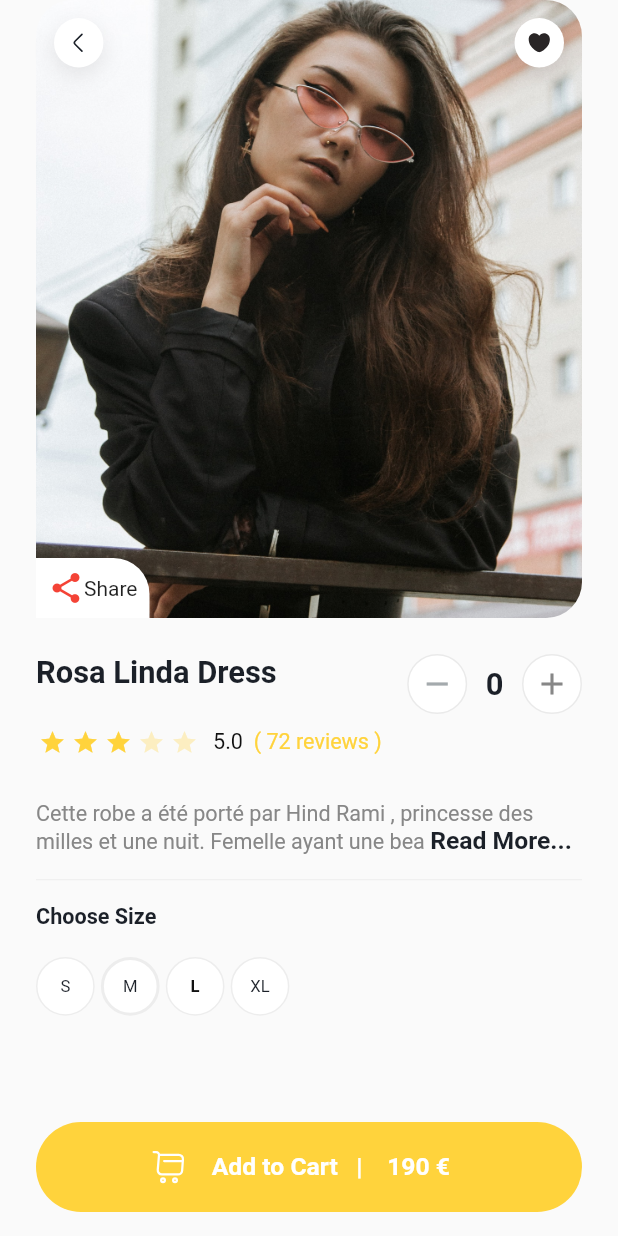
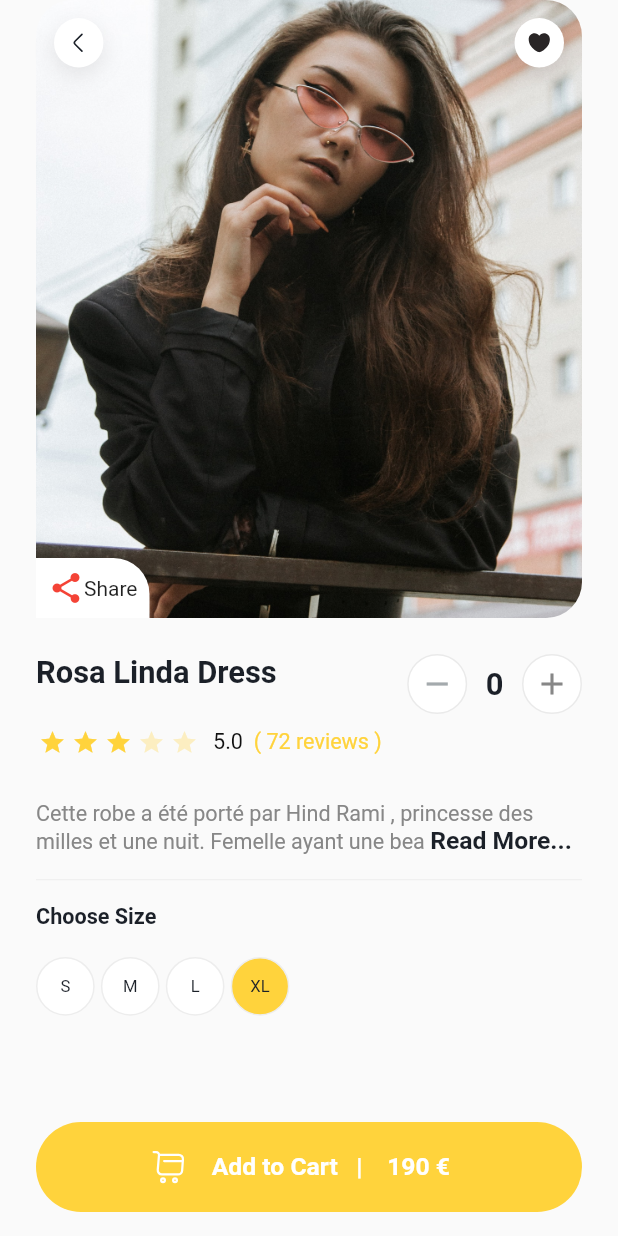
Before and after one commit to julienjaguar/MIAGED, a Flutter app: the ProductDetailPage screen opened directly, after a tap on "XL", on a phone screen of 412 x 824 dp. Run offline on Flutter 3.47's test engine with Material 2 defaults, Android fonts, the phone set to English and light mode, and no system bars; drawn by our look-alikes of flutter_rating_bar, readmore; our stand-ins replace equatable, flutter_svg, font_awesome_flutter, google_fonts; network calls fail.

Commit message:
ajout taille vetement

```diff
--- a/lib/login.dart
+++ b/lib/login.dart
@@ -1,4 +1,5 @@
 import 'package:flutter/material.dart';
+import 'package:projet_vetements_miage/product.dart';
 
 import 'home.dart';
 
--- a/lib/product.dart
+++ b/lib/product.dart
@@ -16,6 +16,12 @@ class ProductDetailPage extends StatefulWidget {
 }
 
 class _ProductDetailPageState extends State<ProductDetailPage> {
+
+
+// declaration de Is pressed pour choisir la taille
+
+List<bool> isButtonPressed = [false, false, false, false];
+
 
 final Counter _counter = Counter();
 
@@ -36,6 +42,10 @@ final Counter _counter = Counter();
 
   @override
   Widget build(BuildContext context) {
+
+
+
+
     // You have to call it on your starting screen
     SizeConfig().init(context);
 return  Scaffold(
@@ -404,90 +414,17 @@ return  Scaffold(
                       ),
                       Row(
                         children: [
-                          Container(
-                            height: SizeConfig.blockSizeHorizontal! * 9.5,
-                            width: SizeConfig.blockSizeHorizontal! * 9.5,
-                            decoration: BoxDecoration(
-                              border: Border.all(
-                                color: kLightGrey,
-                                width: 1,
-                              ),
-                              shape: BoxShape.circle,
-                              color: kWhite,
-                            ),
-                            child: Center(
-                              child: Text(
-                                'S',
-                                style: kEncodeSansRagular.copyWith(
-                                  color: kDarkBrown,
-                                  fontSize:
-                                      SizeConfig.blockSizeHorizontal! * 2.7,
-                                ),
-                              ),
-                            ),
-                          ),
-                          SizedBox(
-                            width: SizeConfig.blockSizeHorizontal! * 1,
-                          ),
-                          Container(
-                            height: SizeConfig.blockSizeHorizontal! * 9.5,
-                            width: SizeConfig.blockSizeHorizontal! * 9.5,
-                            decoration: BoxDecoration(
-                              border: Border.all(
-                                color: kLightGrey,
-                                width: 2,
-                              ),
-                              shape: BoxShape.circle,
-                              color: kWhite,
-                            ),
-                            child: Center(
-                              child: Text(
-                                'M',
-                                style: kEncodeSansRagular.copyWith(
-                                  color: kDarkBrown,
-                                  fontSize:
-                                      SizeConfig.blockSizeHorizontal! * 2.7,
-                                ),
-                              ),
-                            ),
-                          ),
-                          SizedBox(
-                            width: SizeConfig.blockSizeHorizontal! * 1,
-                          ),
 
 
-                          Container(
-                            height: SizeConfig.blockSizeHorizontal! * 9.5,
-                            width: SizeConfig.blockSizeHorizontal! * 9.5,
-                            decoration: BoxDecoration(
-                              border: Border.all(
-                                color: kLightGrey,
-                                width: 1,
-                              ),
-                              shape: BoxShape.circle,
-                              color: kWhite,
-                            ),
-                            child: Center(
-                              child: Text(
-                                'L',
-                                style: kEncodeSansBold.copyWith(
-                                  color: kBlack,
-                                  fontSize:
-                                      SizeConfig.blockSizeHorizontal! * 2.7,
-                                ),
-                              ),
-                            ),
-                          ),
 
-                          SizedBox(
-                            width: SizeConfig.blockSizeHorizontal! * 1,
-                          ),
+                                          // S
+
 
 
                       GestureDetector(
                         onTap: () {
                           setState(() {
-
+      isButtonPressed[0] = !isButtonPressed[0];
                           });
                         },
                         child: Container(
@@ -499,20 +436,152 @@ return  Scaffold(
                               width: 1,
                             ),
                             shape: BoxShape.circle,
-                                color: kWhite,
+
+                            color: isButtonPressed[0] ? kYellow : kWhite,
+                          ),
+                          child: Center(
+                            child: Text(
+                              'S',
+                              style: kEncodeSansRagular.copyWith(
+                                color: kDarkBrown,
+                                fontSize: SizeConfig.blockSizeHorizontal! * 2.7,
+                              ),
+                            ),
+                          ),
+                        ),
+                      ),
+
+
+
+
+
+
+                          SizedBox(
+                            width: SizeConfig.blockSizeHorizontal! * 1,
+                          ),
+
+
+
+
+                                      // M
+
+
+                         GestureDetector(
+                        onTap: () {
+                          setState(() {
+      isButtonPressed[1] = !isButtonPressed[1];
+                          });
+                        },
+                        child: Container(
+                          height: SizeConfig.blockSizeHorizontal! * 9.5,
+                          width: SizeConfig.blockSizeHorizontal! * 9.5,
+                          decoration: BoxDecoration(
+                            border: Border.all(
+                              color: kLightGrey,
+                              width: 1,
+                            ),
+                            shape: BoxShape.circle,
+
+                            color: isButtonPressed[1] ? kYellow : kWhite,
+                          ),
+                          child: Center(
+                            child: Text(
+                              'M',
+                              style: kEncodeSansRagular.copyWith(
+                                color: kDarkBrown,
+                                fontSize: SizeConfig.blockSizeHorizontal! * 2.7,
+                              ),
+                            ),
+                          ),
+                        ),
+                      ),
+
+
+
+
+                          SizedBox(
+                            width: SizeConfig.blockSizeHorizontal! * 1,
+                          ),
+
+
+
+                                        // L
+
+
+                         GestureDetector(
+                        onTap: () {
+                          setState(() {
+      isButtonPressed[2] = !isButtonPressed[2];
+                          });
+                        },
+                        child: Container(
+                          height: SizeConfig.blockSizeHorizontal! * 9.5,
+                          width: SizeConfig.blockSizeHorizontal! * 9.5,
+                          decoration: BoxDecoration(
+                            border: Border.all(
+                              color: kLightGrey,
+                              width: 1,
+                            ),
+                            shape: BoxShape.circle,
+
+                            color: isButtonPressed[2] ? kYellow : kWhite,
+                          ),
+                          child: Center(
+                            child: Text(
+                              'L',
+                              style: kEncodeSansRagular.copyWith(
+                                color: kDarkBrown,
+                                fontSize: SizeConfig.blockSizeHorizontal! * 2.7,
+                              ),
+                            ),
+                          ),
+                        ),
+                      ),
+
+
+
+
+
+
+                          SizedBox(
+                            width: SizeConfig.blockSizeHorizontal! * 1,
+                          ),
+
+
+
+
+                                          // XL
+
+                           GestureDetector(
+                        onTap: () {
+                          setState(() {
+      isButtonPressed[3] = !isButtonPressed[3];
+                          });
+                        },
+                        child: Container(
+                          height: SizeConfig.blockSizeHorizontal! * 9.5,
+                          width: SizeConfig.blockSizeHorizontal! * 9.5,
+                          decoration: BoxDecoration(
+                            border: Border.all(
+                              color: kLightGrey,
+                              width: 1,
+                            ),
+                            shape: BoxShape.circle,
+
+                            color: isButtonPressed[3] ? kYellow : kWhite,
                           ),
                           child: Center(
                             child: Text(
                               'XL',
                               style: kEncodeSansRagular.copyWith(
                                 color: kDarkBrown,
-                                    fontSize:
-                                        SizeConfig.blockSizeHorizontal! * 2.7,
+                                fontSize: SizeConfig.blockSizeHorizontal! * 2.7,
                               ),
                             ),
                           ),
                         ),
                       ),
+
                         ],
                       )
                     ],
--- a/pubspec.yaml
+++ b/pubspec.yaml
@@ -36,7 +36,7 @@ dependencies:
   # The following adds the Cupertino Icons font to your application.
   # Use with the CupertinoIcons class for iOS style icons.
   cupertino_icons: ^1.0.2
-  google_fonts: 2.2.0
+  google_fonts: ^2.2.0
   flutter_staggered_grid_view: ^0.6.2
   flutter_svg: ^1.1.6
   custom_navigation_bar: ^0.8.2
```
Also changed, not shown: lib/home.dart (+5 -89 lines), 35 other files. Lines whose indentation alone changed are shown as unchanged.
